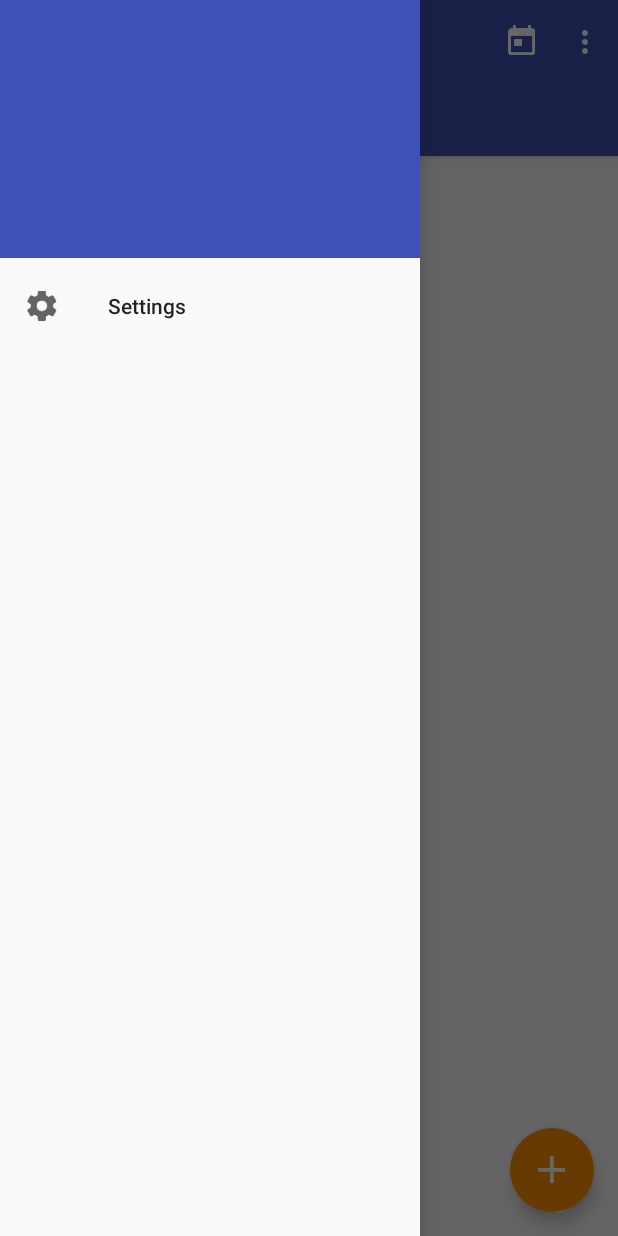
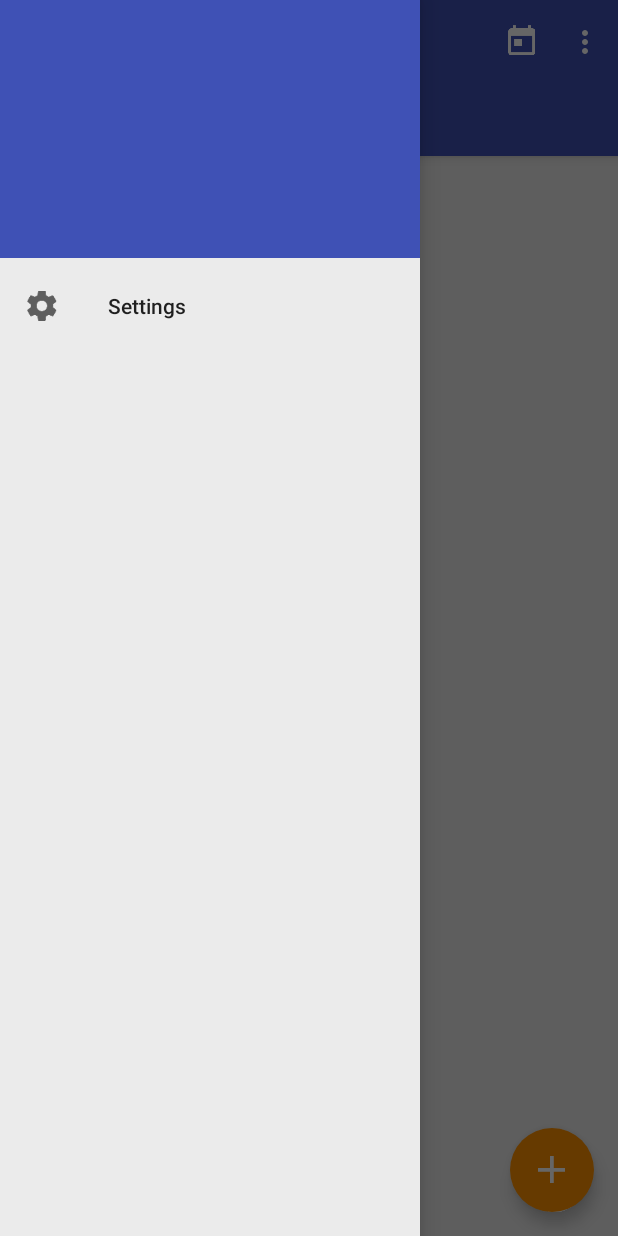
Before and after one commit to drymarau/rxbsuir, an Android app: the screen it shows after launch (ScheduleActivity), with the side drawer open, on a phone screen of 412 x 824 dp. Run offline under Robolectric (Android 15) with nearby library versions, the phone set to English and light mode, and no system bars; our stand-ins replace ButterKnife, Dagger/Hilt's generated code, Timber; libraries missing offline, so code that uses them is left out: com.jakewharton.threetenabp, retrofit.converter; 11 statements that could not run were skipped.

Commit message:
Update colors for more contrasty ones

```diff
--- a/app/src/main/res/values/colors.xml
+++ b/app/src/main/res/values/colors.xml
@@ -5,7 +5,7 @@
     <color name="accent">#FF9100</color>
 
     <!-- LIGHT THEME -->
-    <color name="window_background_light">#FAFAFA</color>
+    <color name="window_background_light">#EBEBEB</color>
     <color name="card_background_light">@android:color/white</color>
     <color name="fam_protection_light">#E6E3E3E3</color>
 
```
